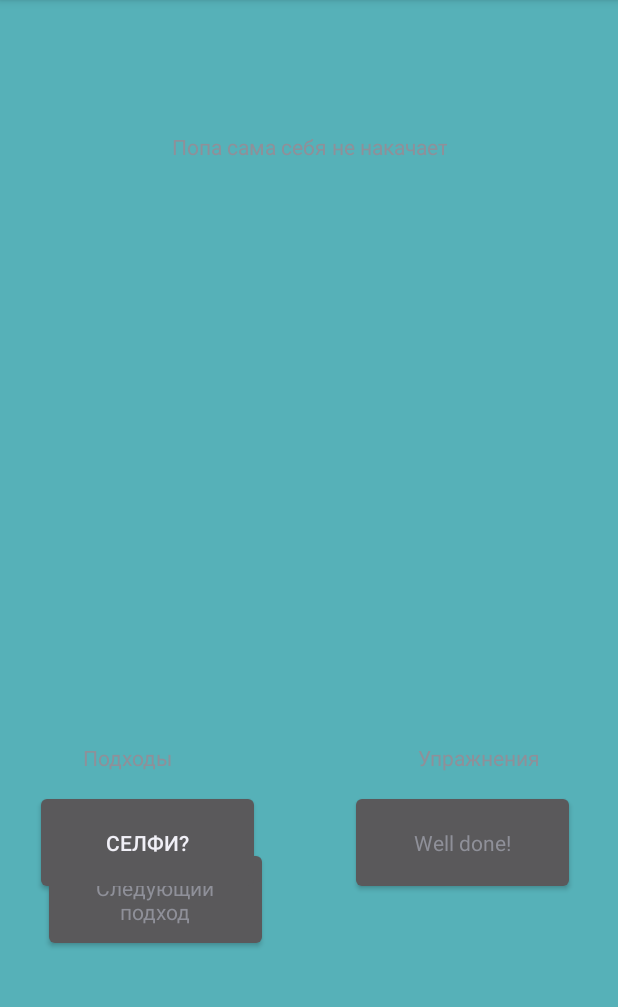
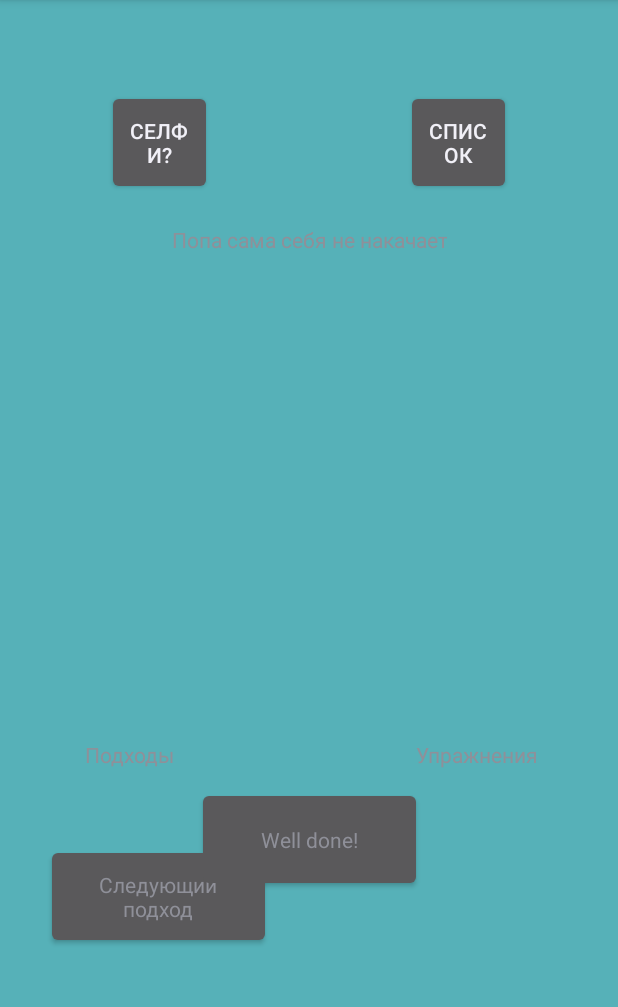
Before and after one commit to GeneralOxana/GetFit, an Android app: the layout activity_main.xml on its own in the app's theme, with its tools: preview values and no code run, on a phone screen of 412 x 824 dp, the part 84-1091 px from its top. Run offline under Robolectric (Android 15) with nearby library versions, the phone set to English and light mode, and no system bars.

Commit message:
ver 1.4.5

```diff
--- a/app/src/main/res/layout/activity_main.xml
+++ b/app/src/main/res/layout/activity_main.xml
@@ -5,7 +5,7 @@
     android:layout_width="match_parent"
     android:layout_height="match_parent"
     android:background="@color/bg"
-    android:padding="3dp"
+    android:padding="5dp"
     tools:context=".MainActivity">
 
 
@@ -18,6 +18,41 @@
         android:textAppearance="@style/TextAppearance.AppCompat.Medium"
         app:layout_constraintTop_toTopOf="parent"
         tools:layout_editor_absoluteX="3dp" />
+
+    <Button
+        android:id="@+id/btn_camera"
+        android:text="селфи?"
+        android:layout_width="70dp"
+        android:layout_height="70dp"
+        android:layout_marginTop="10dp"
+        app:layout_constraintStart_toStartOf="parent"
+        app:layout_constraintEnd_toEndOf="parent"
+        app:layout_constraintTop_toBottomOf="@+id/tv_day"
+        app:layout_constraintHorizontal_bias="0.2"/>
+
+    <Button
+        android:id="@+id/btn_list"
+        android:text="список"
+        android:layout_width="70dp"
+        android:layout_height="70dp"
+        android:layout_marginTop="10dp"
+        app:layout_constraintStart_toStartOf="parent"
+        app:layout_constraintEnd_toEndOf="parent"
+        app:layout_constraintTop_toBottomOf="@+id/tv_day"
+        app:layout_constraintHorizontal_bias="0.8"/>
+
+    <TextView
+        android:id="@+id/tv_quote"
+        android:layout_width="wrap_content"
+        android:layout_height="wrap_content"
+        android:layout_marginTop="10dp"
+        android:padding="10dp"
+        android:text="Попа сама себя не накачает"
+        android:textAlignment="center"
+        app:layout_constraintEnd_toEndOf="parent"
+        app:layout_constraintHorizontal_bias="0.5"
+        app:layout_constraintStart_toStartOf="parent"
+        app:layout_constraintTop_toBottomOf="@+id/btn_camera" />
 
 
     <TextView
@@ -59,18 +94,7 @@
         app:layout_constraintStart_toStartOf="parent" />
 
 
-    <TextView
-        android:id="@+id/tv_quote"
-        android:layout_width="wrap_content"
-        android:layout_height="wrap_content"
-        android:layout_marginTop="30dp"
-        android:padding="10dp"
-        android:text="Попа сама себя не накачает"
-        android:textAlignment="center"
-        app:layout_constraintEnd_toEndOf="parent"
-        app:layout_constraintHorizontal_bias="0.5"
-        app:layout_constraintStart_toStartOf="parent"
-        app:layout_constraintTop_toBottomOf="@+id/tv_day" />
+
 
     <TextView
         android:id="@+id/set"
@@ -120,18 +144,10 @@
         android:text="@string/fin_end"
         android:textAppearance="@style/TextAppearance.AppCompat.Small"
         app:layout_constraintEnd_toEndOf="parent"
-        app:layout_constraintHorizontal_bias="0.9"
+        app:layout_constraintHorizontal_bias="0.5"
         app:layout_constraintStart_toStartOf="parent"
         app:layout_constraintTop_toBottomOf="@+id/next_exe" />
 
-    <Button
-        android:id="@+id/btn_camera"
-        android:text="селфи?"
-        android:layout_width="150dp"
-        android:layout_height="70dp"
-        android:layout_marginStart="20dp"
-        android:layout_marginTop="32dp"
-        app:layout_constraintStart_toStartOf="parent"
-        app:layout_constraintTop_toBottomOf="@+id/next_exe" />
+
 
 </androidx.constraintlayout.widget.ConstraintLayout>
```
Also changed, not shown: app/src/main/AndroidManifest.xml (+5 -3 lines), app/src/main/java/com/example/kotlin10/ListActivity.kt (added, +45 -0 lines), app/src/main/java/com/example/kotlin10/ListAdapter.kt (added, +21 -0 lines), app/src/main/java/com/example/kotlin10/ListViewHolder.kt (added, +18 -0 lines), app/src/main/java/com/example/kotlin10/MainActivity.kt (+11 -2 lines), app/src/main/java/com/example/kotlin10/User.kt (added, +7 -0 lines), app/src/main/res/layout/activity_list.xml (+6 -12 lines), app/src/main/res/layout/list_item.xml (added, +16 -0 lines).
